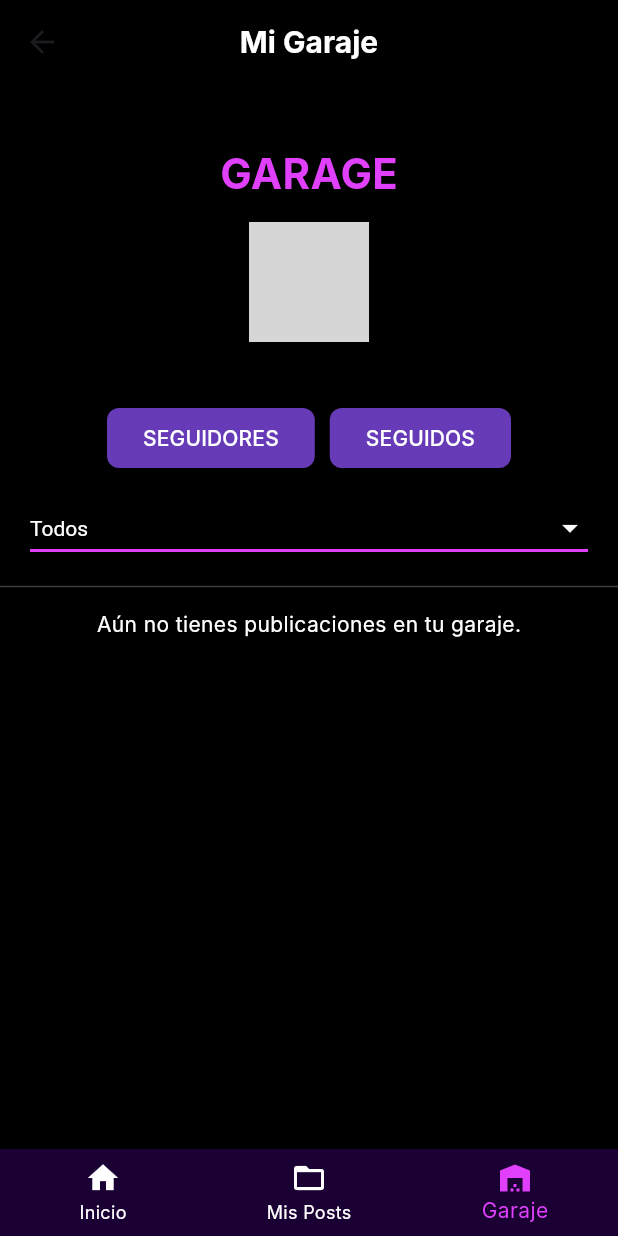
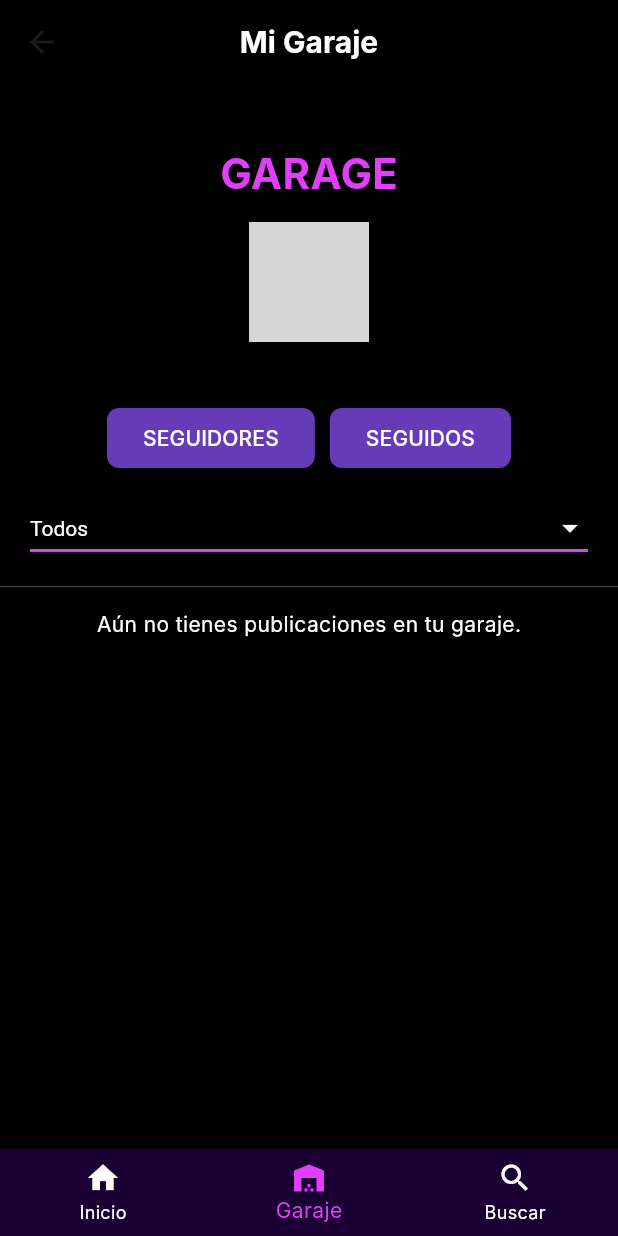
Before and after one commit to Kikerb/MDG, a Flutter app: the GarageScreen screen opened by its route, on a phone screen of 412 x 824 dp. Run offline on Flutter 3.47's test engine with Material 3 defaults, Android fonts, the phone set to English and light mode, and no system bars; our stand-ins replace cloud_firestore, firebase_auth, firebase_core; accounts and stored records are empty; network calls fail; Roboto replaces fonts that are missing (Inter); grey boxes are pictures that could not be loaded.

Commit message:
modificaciones
he creado la barra de abajo como un widget ya solo hay q llamarlo an las pestañas q lo necesitemos y he puesto explicacion de que iria en cada carpeta

```diff
--- /dev/null
+++ b/motor_deal_granada/lib/core/core.txt
@@ -0,0 +1,3 @@
+El "core" agrupa los componentes que son esenciales para el funcionamiento de tu aplicación, independientemente de cómo se muestre la UI o de dónde vengan los datos:
+Manejo de Errores y Excepciones
+Valores que se utilizan en toda la aplicación y que no cambian (ej. nombres de colecciones de Firestore, URLs base de APIs, claves de API, límites como el de plazas del garaje).
--- a/motor_deal_granada/lib/main.dart
+++ b/motor_deal_granada/lib/main.dart
@@ -8,6 +8,7 @@ import 'screens/signUp/signUp_screen.dart';
 import 'screens/principal_sroll/Scroll.dart';
 import 'screens/splash/splash_screen.dart';
 import 'screens/principal_sroll/garage.dart';
+import 'screens/search/search_screen.dart';
 
 // Definimos constantes para las rutas de las pantallas para facilitar la navegación y evitar errores tipográficos.
 const String splashScreenRoute = '/splash';
@@ -16,6 +17,7 @@ const String loginScreenRoute = '/login';
 const String signUpScreenRoute = '/signUp';
 const String scrollScreenRoute = '/scroll';
 const String garageScreenRoute = '/garage';
+const String searchScreenRoute = '/search';
 
 void main() async {
   WidgetsFlutterBinding.ensureInitialized();
@@ -46,6 +48,7 @@ class MyApp extends StatelessWidget {
         signUpScreenRoute: (context) => const SignUpScreen(),
         scrollScreenRoute: (context) => const ScrollScreen(),
         garageScreenRoute: (context) => const GarageScreen(),
+        searchScreenRoute: (context) => const SearchScreen(),
       },
     );
   }
--- /dev/null
+++ b/motor_deal_granada/lib/models/models.txt
@@ -0,0 +1 @@
+Para cada colección principal que definimos en Firestore, crearías un modelo correspondiente en Dart.
--- /dev/null
+++ b/motor_deal_granada/lib/providers/providers.txt
@@ -0,0 +1 @@
+centralizar y compartir el estado de la aplicación de manera eficiente
--- a/motor_deal_granada/lib/screens/principal_sroll/garage.dart
+++ b/motor_deal_granada/lib/screens/principal_sroll/garage.dart
@@ -1,8 +1,9 @@
 import 'package:cloud_firestore/cloud_firestore.dart';
 import 'package:flutter/material.dart';
 import 'package:firebase_auth/firebase_auth.dart';
-import 'package:motor_deal_granada/main.dart'; // <--- Importa main.dart para las rutas
-import 'Posts.dart'; // Asumo que este archivo contiene tu widget PostCard
+import 'package:motor_deal_granada/main.dart'; // Importa main.dart para las rutas
+import '../../widgets/Posts.dart'; // widget PostCard
+import '../../widgets/bottom_navigation_bar.dart'; // widget barra de navegacion de abajo
 
 class GarageScreen extends StatefulWidget {
   const GarageScreen({super.key});
@@ -14,9 +15,7 @@ class GarageScreen extends StatefulWidget {
 class _GarageScreenState extends State<GarageScreen> {
   String selectedFilter = 'Todos';
 
-  // Mantener el índice actual de la barra de navegación para que el ícono esté seleccionado
-  // Si esta pantalla es la del garaje, su índice debería ser 2 (0=Inicio, 1=Mis Posts, 2=Garage)
-  int _currentIndex = 2; // Establecemos el índice inicial en 2 para Garage
+  int _currentIndex = 1; // Índice para Garaje (1)
 
   @override
   Widget build(BuildContext context) {
@@ -25,7 +24,7 @@ class _GarageScreenState extends State<GarageScreen> {
       builder: (context, snapshot) {
         if (snapshot.connectionState == ConnectionState.waiting) {
           return const Scaffold(
-            backgroundColor: Colors.black, // Fondo negro para el loading
+            backgroundColor: Colors.black,
             body: Center(child: CircularProgressIndicator(color: Colors.purpleAccent)),
           );
         }
@@ -44,7 +43,6 @@ class _GarageScreenState extends State<GarageScreen> {
         }
 
         if (!snapshot.hasData || snapshot.data == null) {
-          // Si no hay usuario logueado, redirigir a la pantalla de autenticación/login
           WidgetsBinding.instance.addPostFrameCallback((_) {
             Navigator.of(context).pushReplacementNamed(loginScreenRoute);
           });
@@ -64,13 +62,13 @@ class _GarageScreenState extends State<GarageScreen> {
         final userId = user.uid;
 
         return Scaffold(
-          backgroundColor: Colors.black, // Fondo negro
+          backgroundColor: Colors.black,
 
           appBar: AppBar(
-            backgroundColor: Colors.black, // Fondo negro para la AppBar
-            elevation: 0, // Sin sombra
+            backgroundColor: Colors.black,
+            elevation: 0,
             title: const Text(
-              'Mi Garaje', // Título para la pantalla de Garaje
+              'Mi Garaje',
               style: TextStyle(
                 color: Colors.white,
                 fontWeight: FontWeight.bold,
@@ -78,24 +76,22 @@ class _GarageScreenState extends State<GarageScreen> {
               ),
             ),
             centerTitle: true,
-            // Puedes añadir iconos aquí si la pantalla de Garaje los necesita,
-            // por ejemplo, para añadir un nuevo coche o pieza.
           ),
 
           body: SingleChildScrollView(
             child: Column(
               children: [
                 const SizedBox(height: 40),
-                const Text('GARAGE', // Título principal de la sección
+                const Text('GARAGE',
                     style: TextStyle(
                         fontSize: 28,
-                        color: Colors.purpleAccent, // Color más vibrante
+                        color: Colors.purpleAccent,
                         fontWeight: FontWeight.bold)),
                 const SizedBox(height: 12),
                 const CircleAvatar(
                   radius: 40,
                   backgroundImage: NetworkImage(
-                      'https://i.imgur.com/BoN9kdC.png'), // Imagen temporal de perfil
+                      'https://i.imgur.com/BoN9kdC.png'),
                 ),
                 const SizedBox(height: 8),
                 Text(userEmail, style: const TextStyle(color: Colors.white70)),
@@ -105,14 +101,13 @@ class _GarageScreenState extends State<GarageScreen> {
                   children: [
                     ElevatedButton(
                       style: ElevatedButton.styleFrom(
-                        backgroundColor: const Color(0xFF673AB7), // Fondo morado
-                        foregroundColor: Colors.white, // Texto blanco
+                        backgroundColor: const Color(0xFF673AB7),
+                        foregroundColor: Colors.white,
                         shape: RoundedRectangleBorder(
                           borderRadius: BorderRadius.circular(8),
                         ),
                       ),
                       onPressed: () {
-                        // Lógica para ver seguidores
                         ScaffoldMessenger.of(context).showSnackBar(
                           const SnackBar(content: Text('Ver Seguidores')),
                         );
@@ -122,14 +117,13 @@ class _GarageScreenState extends State<GarageScreen> {
                     const SizedBox(width: 10),
                     ElevatedButton(
                       style: ElevatedButton.styleFrom(
-                        backgroundColor: const Color(0xFF673AB7), // Fondo morado
-                        foregroundColor: Colors.white, // Texto blanco
+                        backgroundColor: const Color(0xFF673AB7),
+                        foregroundColor: Colors.white,
                         shape: RoundedRectangleBorder(
                           borderRadius: BorderRadius.circular(8),
                         ),
                       ),
                       onPressed: () {
-                        // Lógica para ver seguidos
                         ScaffoldMessenger.of(context).showSnackBar(
                           const SnackBar(content: Text('Ver Seguidos')),
                         );
@@ -142,21 +136,21 @@ class _GarageScreenState extends State<GarageScreen> {
                 Padding(
                   padding: const EdgeInsets.symmetric(horizontal: 20.0),
                   child: DropdownButton<String>(
-                    dropdownColor: const Color(0xFF1A0033), // Fondo del dropdown oscuro
+                    dropdownColor: const Color(0xFF1A0033),
                     value: selectedFilter,
                     isExpanded: true,
-                    style: const TextStyle(color: Colors.white), // Color del texto seleccionado
+                    style: const TextStyle(color: Colors.white),
                     underline: Container(
                       height: 2,
-                      color: Colors.purpleAccent, // Línea debajo del dropdown
+                      color: Colors.purpleAccent,
                     ),
-                    iconEnabledColor: Colors.white, // Color del icono de la flecha
-                    items: const [ // Usamos const para los DropdownMenuItem si no cambian
+                    iconEnabledColor: Colors.white,
+                    items: const [
                       DropdownMenuItem(value: 'Todos', child: Text('Todos', style: TextStyle(color: Colors.white))),
                       DropdownMenuItem(value: 'Coche', child: Text('Coches', style: TextStyle(color: Colors.white))),
                       DropdownMenuItem(value: 'Piezas', child: Text('Piezas', style: TextStyle(color: Colors.white))),
                     ]
-                        .map((e) => e) // Esto es para mantener la lista tal cual
+                        .map((e) => e)
                         .toList(),
                     onChanged: (value) {
                       if (value != null) {
@@ -172,7 +166,7 @@ class _GarageScreenState extends State<GarageScreen> {
                   stream: FirebaseFirestore.instance
                       .collection('posts')
                       .where('userId', isEqualTo: userId)
-                      .where('tipo', isEqualTo: selectedFilter == 'Todos' ? null : selectedFilter) // Filtrar por tipo
+                      .where('tipo', isEqualTo: selectedFilter == 'Todos' ? null : selectedFilter)
                       .orderBy('timestamp', descending: true)
                       .snapshots(),
                   builder: (context, snapshot) {
@@ -218,50 +212,14 @@ class _GarageScreenState extends State<GarageScreen> {
             ),
           ),
 
-          bottomNavigationBar: BottomNavigationBar(
-            backgroundColor: const Color(0xFF1A0033), // Fondo de la barra púrpura oscuro
-            selectedItemColor: Colors.purpleAccent, // Color del icono seleccionado
-            unselectedItemColor: Colors.white, // Color del icono no seleccionado
-            currentIndex: _currentIndex, // Usa la variable de estado
-            onTap: (index) {
+          bottomNavigationBar: CustomBottomNavigationBar( // <--- ¡USANDO EL WIDGET PERSONALIZADO!
+            currentIndex: _currentIndex,
+            onItemSelected: (index) {
               setState(() {
                 _currentIndex = index; // Actualiza el índice seleccionado
               });
-              // Lógica para navegar entre secciones
-              switch (index) {
-                case 0:
-                  // Navegar a la pantalla de Inicio (ScrollScreen)
-                  Navigator.of(context).pushReplacementNamed(scrollScreenRoute);
-                  break;
-                case 1:
-                  // Mis Posts (si tienes una pantalla específica, si no, puedes manejarlo aquí)
-                  ScaffoldMessenger.of(context).showSnackBar(
-                    const SnackBar(content: Text('Abriendo Mis Posts (ruta no implementada)')),
-                  );
-                  // Si 'Mis Posts' es otra pantalla, crea una ruta similar a garageScreenRoute.
-                  break;
-                case 2:
-                  // Ya estamos en la pantalla de Garaje, no hacer nada o recargar
-                  ScaffoldMessenger.of(context).showSnackBar(
-                    const SnackBar(content: Text('Ya estás en Garaje')),
-                  );
-                  break;
-              }
+              // La navegación se maneja dentro de CustomBottomNavigationBar
             },
-            items: const [
-              BottomNavigationBarItem(
-                icon: Icon(Icons.home),
-                label: 'Inicio', // Texto en español
-              ),
-              BottomNavigationBarItem(
-                icon: Icon(Icons.folder_open), // O un icono que represente "mis posts"
-                label: 'Mis Posts', // Texto en español
-              ),
-              BottomNavigationBarItem(
-                icon: Icon(Icons.warehouse), // O un icono que represente un garaje
-                label: 'Garaje', // Texto en español
-              ),
-            ],
           ),
         );
       },
--- /dev/null
+++ b/motor_deal_granada/lib/widgets/bottom_navigation_bar.dart
@@ -0,0 +1,66 @@
+import 'package:flutter/material.dart';
+import '../main.dart'; // Importa main.dart para las rutas
+
+class CustomBottomNavigationBar extends StatelessWidget {
+  final int currentIndex; // Índice del ítem actualmente seleccionado
+  final Function(int) onItemSelected; // Callback para cuando se selecciona un ítem
+
+  const CustomBottomNavigationBar({
+    super.key,
+    required this.currentIndex,
+    required this.onItemSelected,
+  });
+
+  @override
+  Widget build(BuildContext context) {
+    return BottomNavigationBar(
+      backgroundColor: const Color(0xFF1A0033), // Fondo de la barra púrpura oscuro
+      selectedItemColor: Colors.purpleAccent, // Color del icono seleccionado
+      unselectedItemColor: Colors.white, // Color del icono no seleccionado
+      currentIndex: currentIndex, // Usa el currentIndex pasado como parámetro
+      onTap: (index) {
+        // Ejecuta el callback proporcionado por el padre
+        onItemSelected(index);
+
+        // Lógica de navegación basada en el índice
+        switch (index) {
+          case 0:
+            // Inicio
+            // Solo navega si no estamos ya en esta pantalla
+            if (ModalRoute.of(context)?.settings.name != scrollScreenRoute) {
+              Navigator.of(context).pushReplacementNamed(scrollScreenRoute);
+            }
+            break;
+          case 1:
+            // Garaje
+            // Solo navega si no estamos ya en esta pantalla
+            if (ModalRoute.of(context)?.settings.name != garageScreenRoute) {
+              Navigator.of(context).pushReplacementNamed(garageScreenRoute);
+            }
+            break;
+          case 2:
+            // Buscar
+            // Solo navega si no estamos ya en esta pantalla
+            if (ModalRoute.of(context)?.settings.name != searchScreenRoute) {
+              Navigator.of(context).pushReplacementNamed(searchScreenRoute);
+            }
+            break;
+        }
+      },
+      items: const [
+        BottomNavigationBarItem(
+          icon: Icon(Icons.home),//Icono de inicio
+          label: 'Inicio',
+        ),
+        BottomNavigationBarItem(
+          icon: Icon(Icons.warehouse), // Icono de garaje
+          label: 'Garaje',
+        ),
+        BottomNavigationBarItem(
+          icon: Icon(Icons.search), // Icono de lupita
+          label: 'Buscar',
+        ),
+      ],
+    );
+  }
+}
--- /dev/null
+++ b/motor_deal_granada/lib/widgets/widgwts.txt
@@ -0,0 +1 @@
+Aki van todo lo q este en varias pantalla (funciones)
```
Also changed, not shown: motor_deal_granada/lib/screens/principal_sroll/Scroll.dart (+27 -53 lines), 1 other file.
